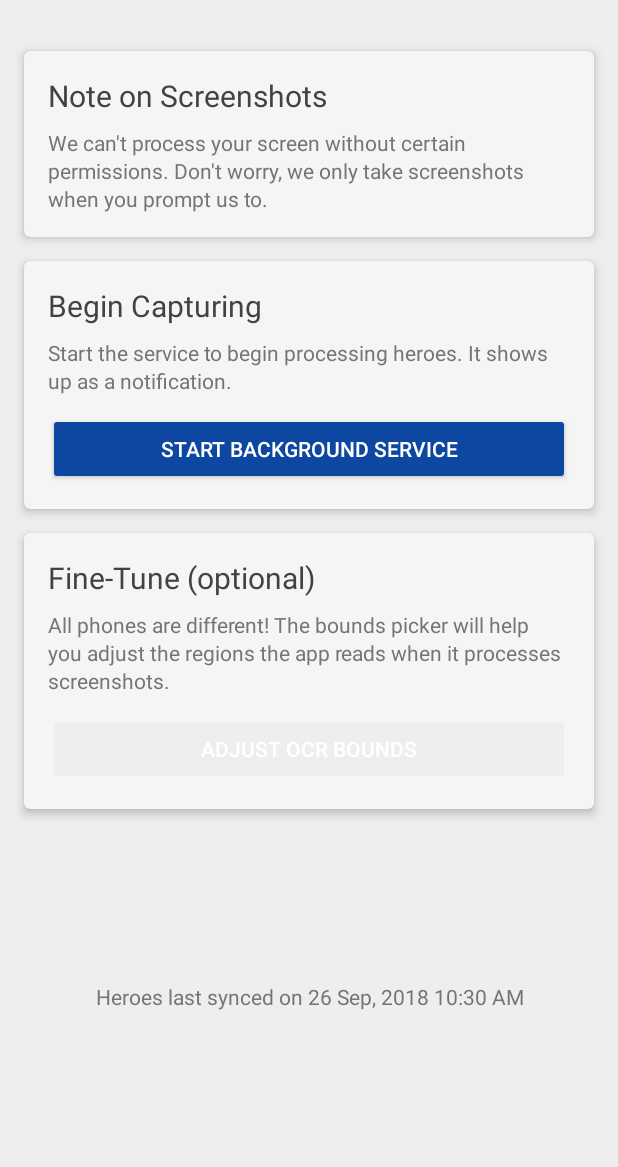
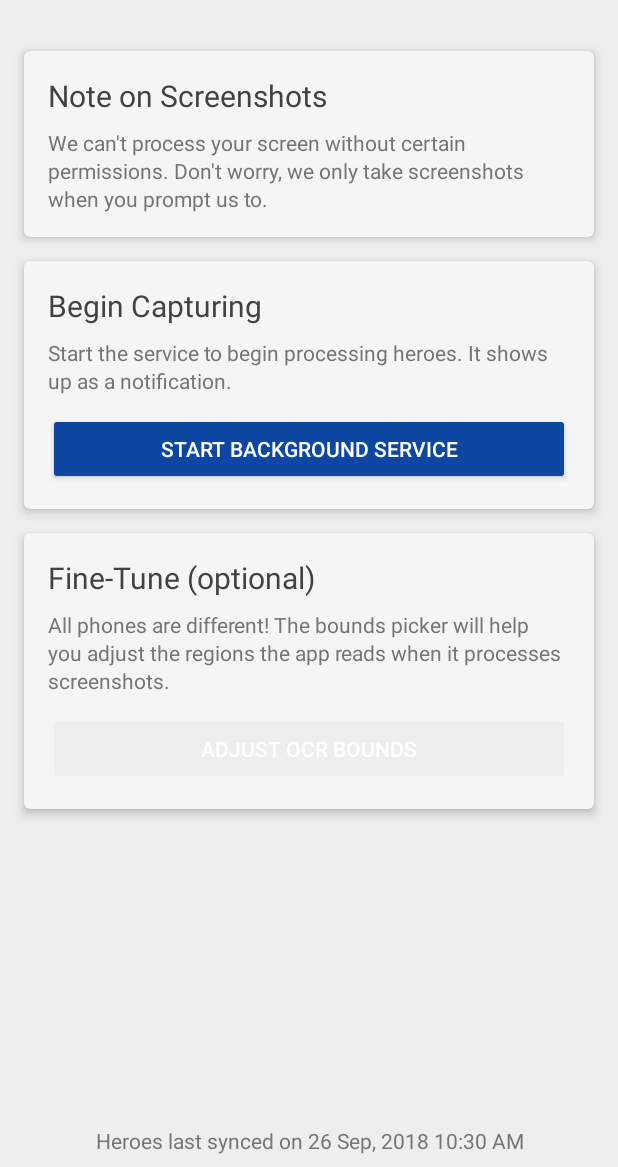
Before and after one commit to andrewvora/lens-emblem, an Android app: the screen it shows after launch (MainActivity), on a phone screen of 412 x 824 dp, the part 69-1236 px from its top. Run offline under Robolectric (Android 15) with nearby library versions, the light colour scheme and no system bars; our stand-ins replace Dagger/Hilt's generated code, Room's generated code, RxJava; libraries missing offline, so code that uses them is left out: android.arch.persistence, com.crashlytics.android, io.fabric.sdk; pictures from the network do not load; 1 statement that could not run was skipped.

Commit message:
Set timestamp to align to bottom better
The last sync timestamp would sometimes show up in the middle of the empty space. Better set the attributes to hug the lowest bounds of the view.

```diff
--- a/app/src/main/res/layout/fragment_main.xml
+++ b/app/src/main/res/layout/fragment_main.xml
@@ -10,12 +10,14 @@
     <ScrollView
         android:layout_width="match_parent"
         android:layout_height="match_parent"
-        android:fillViewport="true">
+        android:fillViewport="true"
+        android:fitsSystemWindows="true">
 
         <RelativeLayout
             android:layout_width="match_parent"
             android:layout_height="wrap_content"
-            android:orientation="vertical">
+            android:orientation="vertical"
+            android:fitsSystemWindows="true">
 
             <android.support.v7.widget.Toolbar
                 android:id="@+id/toolbar"
@@ -167,7 +169,7 @@
                 android:layout_marginTop="@dimen/vertical_margin"
                 android:paddingBottom="8dp"
                 android:layout_centerHorizontal="true"
-                android:gravity="center"
+                android:gravity="center_horizontal|bottom"
                 android:textSize="14sp"
                 android:textColor="?android:textColorTertiary"
                 tools:text="Last updated June 16, 2018"/>
```
